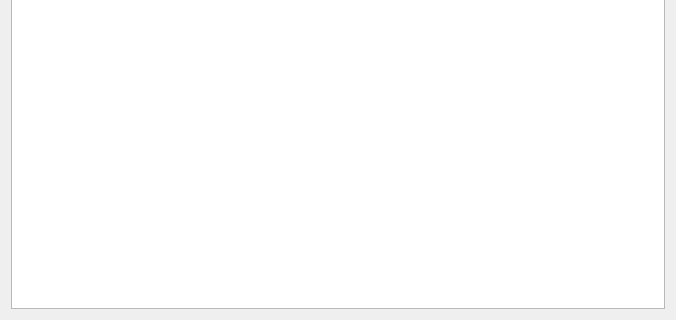
Old version of the form bec_widgets/widgets/motor_control/motor_control_table.ui in the repository bec-project/bec_widgets; both pictures show x 0 to 676 and y 347 to 667 of the 676 by 667 pixel window.
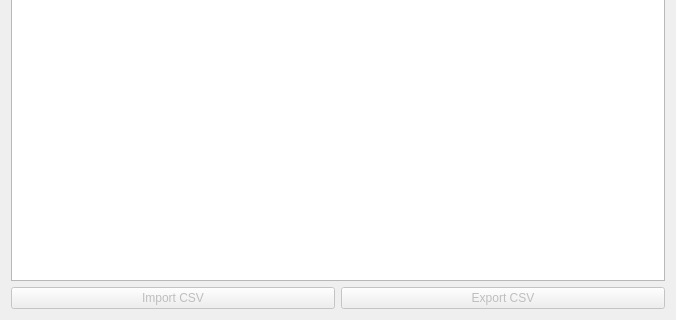
New version of the form.

```diff
--- a/bec_widgets/widgets/motor_control/motor_control_table.ui
+++ b/bec_widgets/widgets/motor_control/motor_control_table.ui
@@ -82,6 +82,30 @@
      </property>
     </widget>
    </item>
+   <item>
+    <layout class="QHBoxLayout" name="horizontalLayout">
+     <item>
+      <widget class="QPushButton" name="pushButton_importCSV">
+       <property name="enabled">
+        <bool>false</bool>
+       </property>
+       <property name="text">
+        <string>Import CSV</string>
+       </property>
+      </widget>
+     </item>
+     <item>
+      <widget class="QPushButton" name="pushButton_exportCSV">
+       <property name="enabled">
+        <bool>false</bool>
+       </property>
+       <property name="text">
+        <string>Export CSV</string>
+       </property>
+      </widget>
+     </item>
+    </layout>
+   </item>
   </layout>
  </widget>
  <resources/>
```
